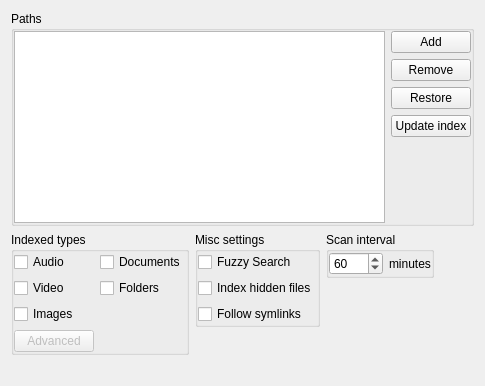
Old version of the form src/plugins/files/forms/configwidget.ui in the repository albertlauncher/albert.
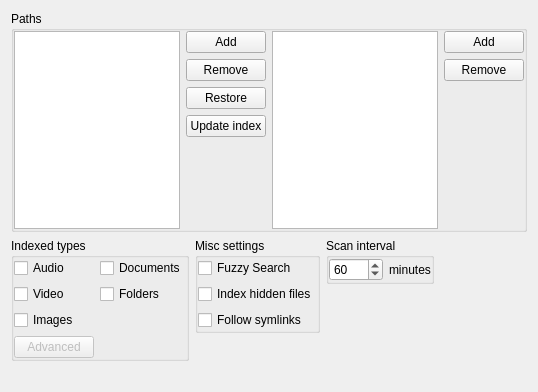
New version of the form.

Diff of the .ui file:
```diff
--- a/src/plugins/files/forms/configwidget.ui
+++ b/src/plugins/files/forms/configwidget.ui
@@ -2,6 +2,14 @@
 <ui version="4.0">
  <class>Files::ConfigWidget</class>
  <widget class="QWidget" name="Files::ConfigWidget">
+  <property name="geometry">
+   <rect>
+    <x>0</x>
+    <y>0</y>
+    <width>538</width>
+    <height>392</height>
+   </rect>
+  </property>
   <layout class="QVBoxLayout" name="verticallayout_2" stretch="1,0,0">
    <item>
     <widget class="QGroupBox" name="groupBox_1">
@@ -79,6 +87,40 @@
         </item>
        </layout>
       </item>
+      <item>
+       <widget class="QListWidget" name="listWidget_ignores"/>
+      </item>
+      <item>
+       <layout class="QVBoxLayout" name="verticalLayout_4">
+        <item>
+         <widget class="QPushButton" name="pushButton_addIgnore">
+          <property name="text">
+           <string>Add</string>
+          </property>
+         </widget>
+        </item>
+        <item>
+         <widget class="QPushButton" name="pushButton_removeIgnore">
+          <property name="text">
+           <string>Remove</string>
+          </property>
+         </widget>
+        </item>
+        <item>
+         <spacer name="verticalSpacer_5">
+          <property name="orientation">
+           <enum>Qt::Vertical</enum>
+          </property>
+          <property name="sizeHint" stdset="0">
+           <size>
+            <width>20</width>
+            <height>40</height>
+           </size>
+          </property>
+         </spacer>
+        </item>
+       </layout>
+      </item>
      </layout>
     </widget>
    </item>
```
